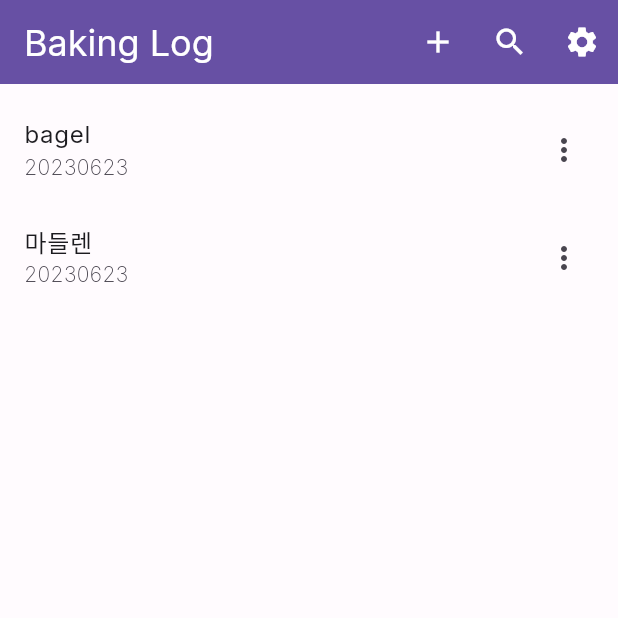
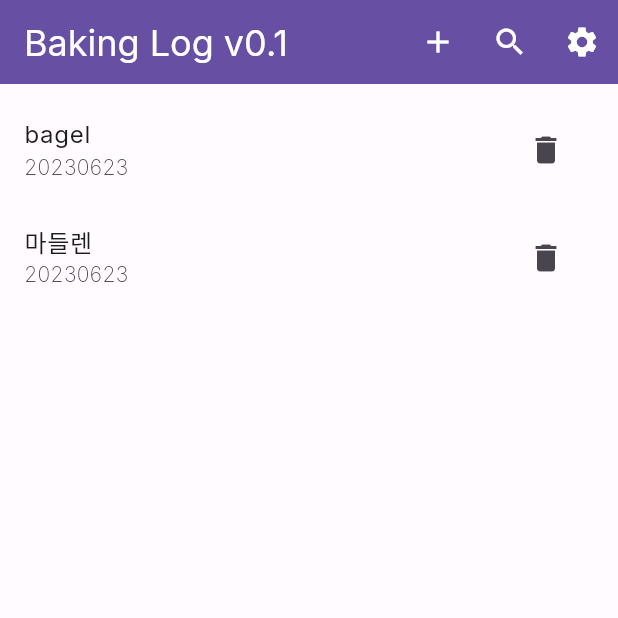
Before and after one commit to LunaSong2/BakeLog, a Flutter app: the screen it shows after launch, on a phone screen of 412 x 824 dp, the top half of it. Run offline on Flutter 3.47's test engine with Material 2 defaults, Android fonts, the phone set to English and light mode, and no system bars; our stand-ins replace google_fonts; accounts and stored records are empty.

Commit message:
Add button to add ingredient delete button for recipe and ingredient add refresh for navigation pop

```diff
--- a/lib/data.dart
+++ b/lib/data.dart
@@ -24,7 +24,7 @@ class Recipe {
   int dateCreated = 0;
   int dateModified = 0;
   List<Ingredient> ingredients = [];
-  List<String> howTo = [];
+  List<String> howTo = [""];
   List<BakeLog> bakeLog = [];
 
   Recipe({
--- a/lib/page_home.dart
+++ b/lib/page_home.dart
@@ -5,18 +5,19 @@ import 'package:bakinglog/data.dart';
 typedef RecipeClicked = Function(Recipe recipe);
 
 class RecipeListItem extends StatelessWidget {
-  RecipeListItem({required this.recipe, required this.onClick}) : super(key: ObjectKey(recipe));
+  RecipeListItem({required this.recipe, required this.refreshCallback, required this.deleteCallback}) : super(key: ObjectKey(recipe));
 
   final Recipe recipe;
-  final RecipeClicked onClick;
+  final Function() refreshCallback;
+  final Function(Object) deleteCallback;
 
   @override
   Widget build(BuildContext context) {
     return ListTile(
-      onTap: () {Navigator.push(context, MaterialPageRoute(builder: (context) => RecipePage(recipe: recipe)));},
+      onTap: () {Navigator.push(context, MaterialPageRoute(builder: (context) => RecipePage(recipe: recipe))).then((_) => refreshCallback());},
       title: Text(recipe.recipeName),
       subtitle: Text(recipe.dateCreated.toString(), style: TextStyle(fontWeight: FontWeight.w200)),
-      trailing: const Icon(Icons.more_vert),
+      trailing:  IconButton(icon: const Icon(Icons.delete), onPressed: (){deleteCallback(recipe);}),
     );
   }
 }
@@ -31,8 +32,13 @@ class RecipeList extends StatefulWidget {
 }
 
 class _RecipeListState extends State<RecipeList> {
-  void _openRecipePage(Recipe recipe) {
+  void refresh() {
     setState(() {
+    });
+  }
+  void deleteRecipe(Object obj) {
+    setState(() {
+      widget.recipes.remove(obj);
     });
   }
 
@@ -40,7 +46,7 @@ class _RecipeListState extends State<RecipeList> {
   Widget build(BuildContext context) {
     return Scaffold(
       appBar: AppBar(
-        title: Text('Baking Log',
+        title: Text('Baking Log v0.1',
           style: Theme.of(context).textTheme.headlineSmall?.copyWith(color: Colors.white),),
         backgroundColor: Theme.of(context).colorScheme.primary,
         actions: [
@@ -48,7 +54,8 @@ class _RecipeListState extends State<RecipeList> {
             icon: const Icon(Icons.add, color: Colors.white),
             tooltip: 'New Recipe',
             onPressed: () {
-              Navigator.push(context, MaterialPageRoute(builder: (context) => RecipePage(recipe: Recipe.withNameOnly('new'))));}
+              setState(() { widget.recipes.add(Recipe.withNameOnly('new'));});
+              Navigator.push(context, MaterialPageRoute(builder: (context) => RecipePage(recipe: widget.recipes.last, isEdit: true))).then((_) => refresh());}
           ),
           IconButton(icon: const Icon(Icons.search, color: Colors.white), onPressed: (){}),
           IconButton(icon: const Icon(Icons.settings, color: Colors.white), onPressed: (){}),
@@ -56,7 +63,7 @@ class _RecipeListState extends State<RecipeList> {
       body: ListView(
         padding: const EdgeInsets.symmetric(vertical: 8.0),
         children: widget.recipes.map((recipe) {
-          return RecipeListItem( recipe: recipe, onClick: _openRecipePage,);}).toList()),
+          return RecipeListItem( recipe: recipe, refreshCallback: refresh, deleteCallback: deleteRecipe,);}).toList()),
     );
   }
 }
```
Also changed, not shown: lib/ingredient.dart (+5 -2 lines), lib/page_recipe.dart (+33 -5 lines).
